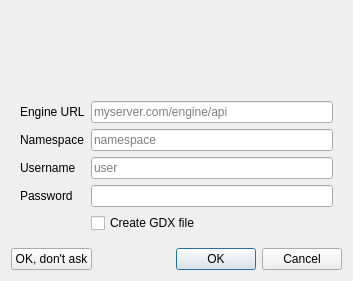
Before: the Qt Designer form src/engine/enginestartdialog.ui in GAMS-dev/studio, drawn with Qt 5.
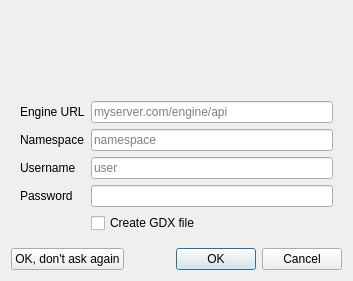
After: the same form once the commit is applied. Icons and pictures are not drawn.

Commit message: changed always-button text

What changed in the file:
```diff
--- a/src/engine/enginestartdialog.ui
+++ b/src/engine/enginestartdialog.ui
@@ -216,7 +216,7 @@
          <string>&lt;html style=&quot;white-space: nowrap;&quot;&gt;&lt;head/&gt;&lt;body&gt;&lt;p&gt;Use this credentials for the current Studio session&lt;/p&gt;&lt;p&gt;(To show this dialog, Studio needs to be restarted)&lt;/p&gt;&lt;/body&gt;&lt;/html&gt;</string>
         </property>
         <property name="text">
-         <string>OK, don't ask</string>
+         <string>OK, don't ask again</string>
         </property>
        </widget>
       </item>
```
